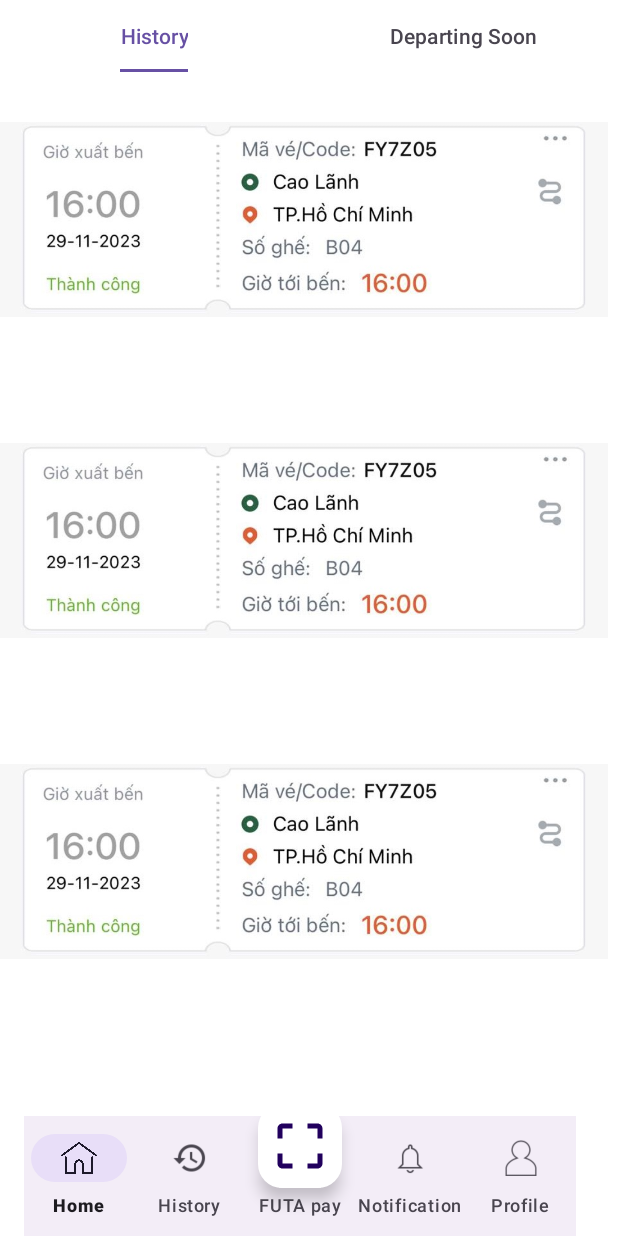
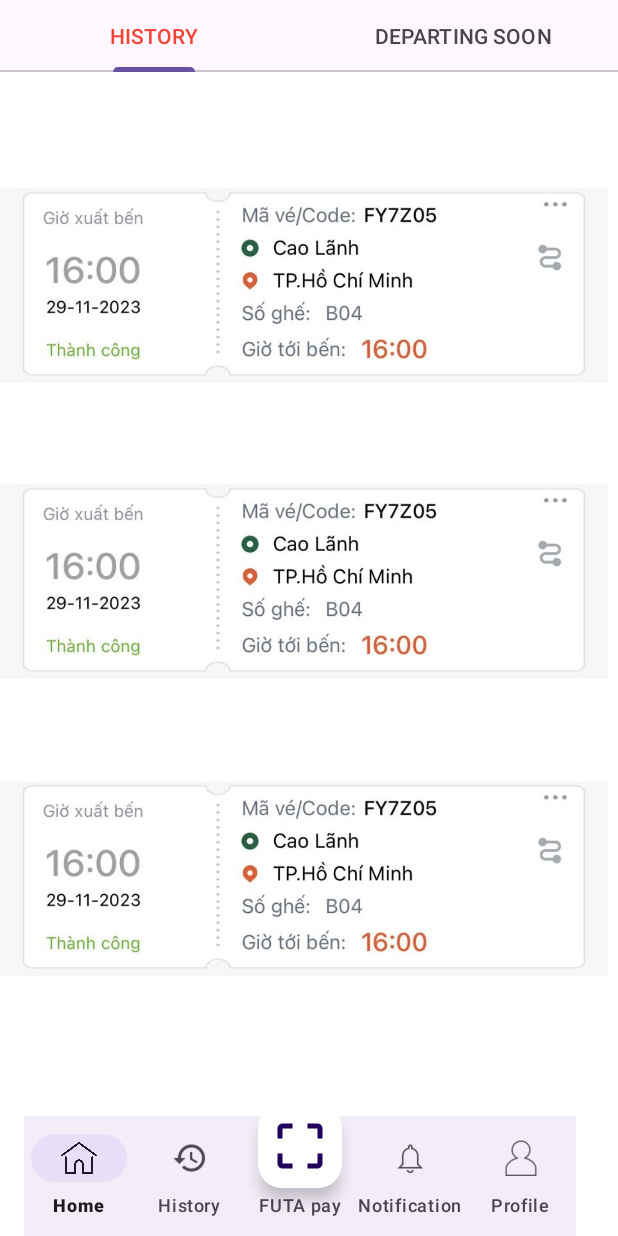
Before and after one commit to huytr14/DoanVietJet, an Android app: the fragment HistoryFragment placed in its activity, on a phone screen of 412 x 824 dp. Run offline under Robolectric (Android 15) with nearby library versions, the phone set to English and light mode, and no system bars; our stand-ins replace data binding; libraries missing offline, so code that uses them is left out: com.journeyapps.barcodescanner.

Commit message:
historyfragment

```diff
--- a/app/src/main/java/com/sinhvien/doan/HistoryFragment.java
+++ b/app/src/main/java/com/sinhvien/doan/HistoryFragment.java
@@ -6,6 +6,8 @@ import androidx.activity.result.ActivityResultLauncher;
 import androidx.activity.result.contract.ActivityResultContract;
 import androidx.activity.result.contract.ActivityResultContracts;
 import androidx.fragment.app.Fragment;
+import androidx.fragment.app.FragmentPagerAdapter;
+import androidx.fragment.app.FragmentStatePagerAdapter;
 import androidx.viewpager.widget.ViewPager;
 
 import android.view.LayoutInflater;
@@ -14,53 +16,16 @@ import android.view.ViewGroup;
 
 import com.google.android.material.tabs.TabLayout;
 
-/**
- * A simple {@link Fragment} subclass.
- * Use the {@link HistoryFragment#newInstance} factory method to
- * create an instance of this fragment.
- */
+
 public class HistoryFragment extends Fragment {
     TabLayout tabLayout;
     ViewPager viewPager;
 
-    // TODO: Rename parameter arguments, choose names that match
-    // the fragment initialization parameters, e.g. ARG_ITEM_NUMBER
-    private static final String ARG_PARAM1 = "param1";
-    private static final String ARG_PARAM2 = "param2";
-
-    // TODO: Rename and change types of parameters
-    private String mParam1;
-    private String mParam2;
-
-    public HistoryFragment() {
-        // Required empty public constructor
-    }
-
-    /**
-     * Use this factory method to create a new instance of
-     * this fragment using the provided parameters.
-     *
-     * @param param1 Parameter 1.
-     * @param param2 Parameter 2.
-     * @return A new instance of fragment HistoryFragment.
-     */
-    // TODO: Rename and change types and number of parameters
-    public static HistoryFragment newInstance(String param1, String param2) {
-        HistoryFragment fragment = new HistoryFragment();
-        Bundle args = new Bundle();
-        args.putString(ARG_PARAM1, param1);
-        args.putString(ARG_PARAM2, param2);
-        fragment.setArguments(args);
-        return fragment;
-    }
 
     @Override
     public void onCreate(Bundle savedInstanceState) {
         super.onCreate(savedInstanceState);
-        if (getArguments() != null) {
-            mParam1 = getArguments().getString(ARG_PARAM1);
-            mParam2 = getArguments().getString(ARG_PARAM2);
-        }
+
     }
 
     @Override
@@ -73,11 +38,9 @@ public class HistoryFragment extends Fragment {
     }
 
     private void addFragment(View v) {
-        tabLayout=v.findViewById(R.id.tabLayout);
-        viewPager=v.findViewById(R.id.viewPager);
-        ViewPagerAdapter adapter=new ViewPagerAdapter(getChildFragmentManager());
-        adapter.addFragment(new CHistoryFragment(),"History");
-        adapter.addFragment(new DpFragment(),"Departing Soon");
+        tabLayout=v.findViewById(R.id.tab_layout);
+        viewPager=v.findViewById(R.id.view_pager);
+        ViewPagerAdapter adapter=new ViewPagerAdapter(getActivity().getSupportFragmentManager(), FragmentStatePagerAdapter.BEHAVIOR_RESUME_ONLY_CURRENT_FRAGMENT);
         viewPager.setAdapter(adapter);
         tabLayout.setupWithViewPager(viewPager);
     }
--- a/app/src/main/java/com/sinhvien/doan/ViewPagerAdapter.java
+++ b/app/src/main/java/com/sinhvien/doan/ViewPagerAdapter.java
@@ -11,26 +11,40 @@ import java.util.ArrayList;
 public class ViewPagerAdapter extends FragmentPagerAdapter {
     private final ArrayList<Fragment>fragmentArrayList=new ArrayList<>();
     private final ArrayList<String>fragmentTitle=new ArrayList<>();
-    public ViewPagerAdapter(@NonNull FragmentManager fm){
-        super(fm);
+
+    public ViewPagerAdapter(@NonNull FragmentManager fm, int behavior) {
+        super(fm, behavior);
     }
+
     @NonNull
     @Override
     public Fragment getItem(int position) {
-        return fragmentArrayList.get(position);
+        switch (position){
+            case 0:
+                return new CHistoryFragment();
+            case 1:
+                return new DpFragment();
+            default:
+                return new CHistoryFragment();
+        }
     }
 
     @Override
     public int getCount() {
-        return fragmentArrayList.size();
-    }
-    public void addFragment(Fragment fragment,String title){
-        fragmentArrayList.add(fragment);
-        fragmentTitle.add(title);
+        return 2;
     }
     @Nullable
     @Override
     public CharSequence getPageTitle(int postion){
-        return fragmentTitle.get(postion);
+        String title="";
+        switch (postion){
+            case 0:
+                title="HISTORY";
+                break;
+            case 1:
+                title="DEPARTING SOON";
+                break;
+        }
+        return title;
     }
 }
--- a/app/src/main/res/layout/fragment_history.xml
+++ b/app/src/main/res/layout/fragment_history.xml
@@ -1,26 +1,19 @@
 <?xml version="1.0" encoding="utf-8"?>
-<androidx.coordinatorlayout.widget.CoordinatorLayout xmlns:android="http://schemas.android.com/apk/res/android"
+<LinearLayout xmlns:android="http://schemas.android.com/apk/res/android"
     xmlns:app="http://schemas.android.com/apk/res-auto"
     xmlns:tools="http://schemas.android.com/tools"
     android:layout_width="match_parent"
     android:layout_height="match_parent"
+    android:orientation="vertical"
     tools:context=".HistoryFragment">
-    <com.google.android.material.appbar.AppBarLayout
+
+    <com.google.android.material.tabs.TabLayout
+        android:id="@+id/tab_layout"
         android:layout_width="match_parent"
         android:layout_height="wrap_content"
-        android:theme="@style/ThemeOverlay.AppCompat.Dark.ActionBar">
-        <com.google.android.material.tabs.TabLayout
-            android:layout_width="match_parent"
-            android:layout_height="wrap_content"
-            android:id="@+id/tabLayout"
-            android:background="@color/white"
-            app:tabIndicator="@color/black"
-            app:tabIndicatorHeight="2dp"
-            app:tabMode="fixed"
-            app:tabGravity="fill"/>
-    </com.google.android.material.appbar.AppBarLayout>
+        app:tabSelectedTextColor="#F44336" />
     <androidx.viewpager.widget.ViewPager
+        android:id="@+id/view_pager"
         android:layout_width="match_parent"
-        android:layout_height="wrap_content"
-        android:id="@+id/viewPager"/>
-</androidx.coordinatorlayout.widget.CoordinatorLayout>
+        android:layout_height="match_parent"/>
+</LinearLayout>
```
Also changed, not shown: app/src/main/res/layout/fragment_dp.xml (+20 -6 lines), 1 other file.
